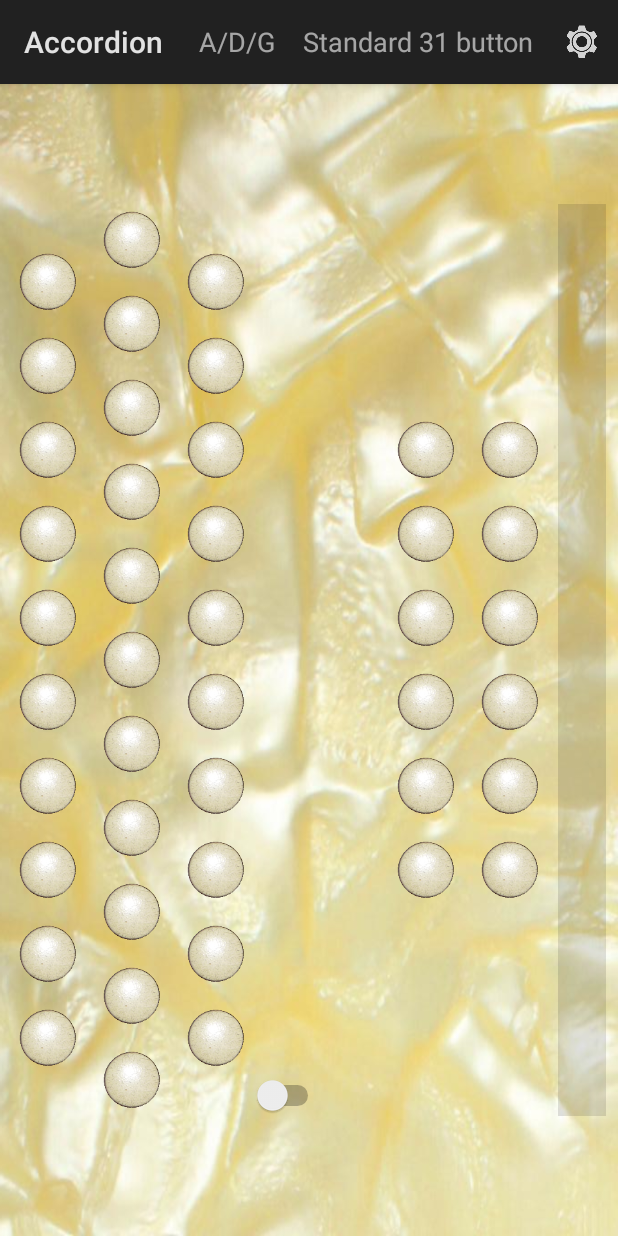
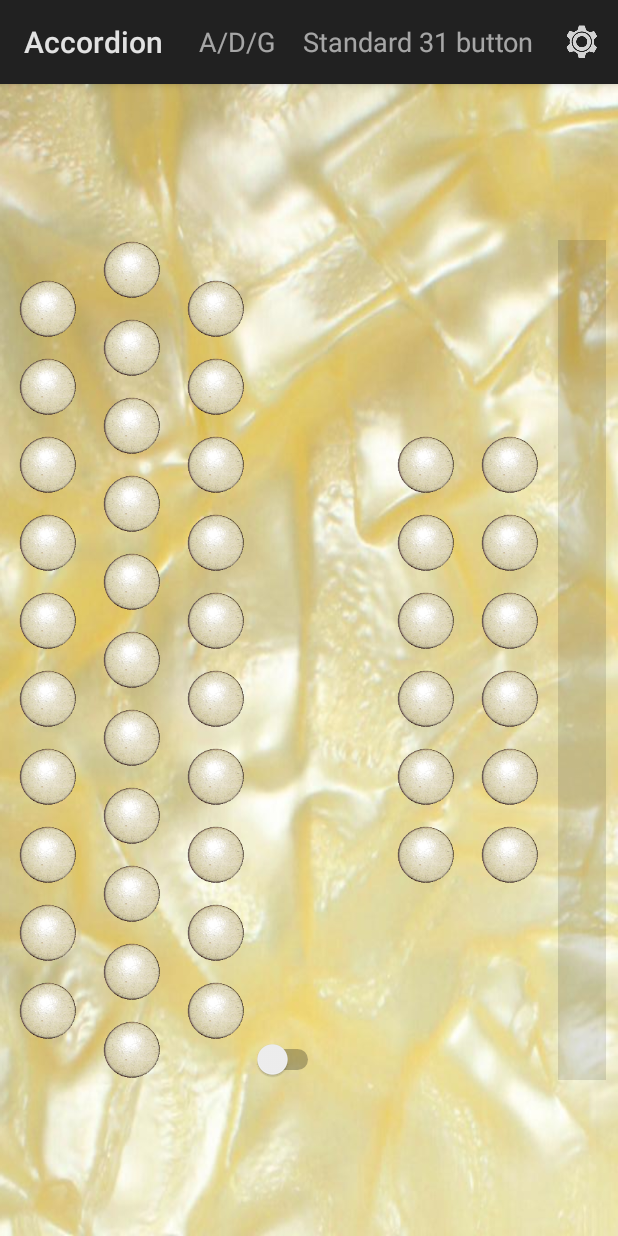
Before and after one commit to billthefarmer/accordion, an Android app: the screen it shows after launch (MainActivity), on a phone screen of 412 x 824 dp. Run offline under Robolectric (Android 15) with nearby library versions, the phone set to English and light mode, and no system bars; libraries missing offline, so code that uses them is left out: org.billthefarmer.mididriver; 3 statements that could not run were skipped.

Commit message:
Fix phone layout

```diff
--- a/build.gradle
+++ b/build.gradle
@@ -6,7 +6,7 @@ buildscript {
     }
 
     dependencies {
-        classpath 'com.android.tools.build:gradle:3.2.1'
+        classpath 'com.android.tools.build:gradle:3.4.0'
     }
 }
 
--- a/src/main/java/org/billthefarmer/accordion/AboutPreference.java
+++ b/src/main/java/org/billthefarmer/accordion/AboutPreference.java
@@ -72,8 +72,7 @@ public class AboutPreference extends DialogPreference
         {
             String d = built.getText().toString();
             DateFormat dateFormat = DateFormat.getDateTimeInstance();
-            String s =
-                String.format(d, dateFormat.format(BuildConfig.BUILT));
+            String s = String.format(d, dateFormat.format(BuildConfig.BUILT));
             built.setText(s);
         }
 
--- a/src/main/res/layout/activity_main.xml
+++ b/src/main/res/layout/activity_main.xml
@@ -22,7 +22,7 @@
         style="?android:attr/borderlessButtonStyle"
         android:layout_width="wrap_content"
         android:layout_height="wrap_content"
-        android:layout_marginTop="8dp"
+        android:layout_marginTop="4dp"
         android:adjustViewBounds="true"
         android:background="@android:color/transparent"
         android:maxWidth="48dp"
@@ -35,7 +35,7 @@
         style="?android:attr/borderlessButtonStyle"
         android:layout_width="wrap_content"
         android:layout_height="wrap_content"
-        android:layout_marginTop="8dp"
+        android:layout_marginTop="4dp"
         android:adjustViewBounds="true"
         android:background="@android:color/transparent"
         android:maxWidth="48dp"
@@ -48,7 +48,7 @@
         style="?android:attr/borderlessButtonStyle"
         android:layout_width="wrap_content"
         android:layout_height="wrap_content"
-        android:layout_marginTop="8dp"
+        android:layout_marginTop="4dp"
         android:adjustViewBounds="true"
         android:background="@android:color/transparent"
         android:maxWidth="48dp"
@@ -61,7 +61,7 @@
         style="?android:attr/borderlessButtonStyle"
         android:layout_width="wrap_content"
         android:layout_height="wrap_content"
-        android:layout_marginTop="8dp"
+        android:layout_marginTop="4dp"
         android:adjustViewBounds="true"
         android:background="@android:color/transparent"
         android:maxWidth="48dp"
@@ -74,7 +74,7 @@
         style="?android:attr/borderlessButtonStyle"
         android:layout_width="wrap_content"
         android:layout_height="wrap_content"
-        android:layout_marginTop="8dp"
+        android:layout_marginTop="4dp"
         android:adjustViewBounds="true"
         android:background="@android:color/transparent"
         android:maxWidth="48dp"
@@ -87,7 +87,7 @@
         style="?android:attr/borderlessButtonStyle"
         android:layout_width="wrap_content"
         android:layout_height="wrap_content"
-        android:layout_marginTop="8dp"
+        android:layout_marginTop="4dp"
         android:adjustViewBounds="true"
         android:background="@android:color/transparent"
         android:maxWidth="48dp"
@@ -100,7 +100,7 @@
         style="?android:attr/borderlessButtonStyle"
         android:layout_width="wrap_content"
         android:layout_height="wrap_content"
-        android:layout_marginTop="8dp"
+        android:layout_marginTop="4dp"
         android:adjustViewBounds="true"
         android:background="@android:color/transparent"
         android:maxWidth="48dp"
@@ -113,7 +113,7 @@
         style="?android:attr/borderlessButtonStyle"
         android:layout_width="wrap_content"
         android:layout_height="wrap_content"
-        android:layout_marginTop="8dp"
+        android:layout_marginTop="4dp"
         android:adjustViewBounds="true"
         android:background="@android:color/transparent"
         android:maxWidth="48dp"
@@ -126,7 +126,7 @@
         style="?android:attr/borderlessButtonStyle"
         android:layout_width="wrap_content"
         android:layout_height="wrap_content"
-        android:layout_marginTop="8dp"
+        android:layout_marginTop="4dp"
         android:adjustViewBounds="true"
         android:background="@android:color/transparent"
         android:maxWidth="48dp"
@@ -139,8 +139,8 @@
         style="?android:attr/borderlessButtonStyle"
         android:layout_width="wrap_content"
         android:layout_height="wrap_content"
-        android:layout_marginTop="8dp"
-        android:layout_marginBottom="8dp"
+        android:layout_marginTop="4dp"
+        android:layout_marginBottom="4dp"
         android:adjustViewBounds="true"
         android:background="@android:color/transparent"
         android:maxWidth="48dp"
@@ -165,7 +165,7 @@
         style="?android:attr/borderlessButtonStyle"
         android:layout_width="wrap_content"
         android:layout_height="wrap_content"
-        android:layout_marginTop="8dp"
+        android:layout_marginTop="4dp"
         android:adjustViewBounds="true"
         android:background="@android:color/transparent"
         android:maxWidth="48dp"
@@ -178,7 +178,7 @@
         style="?android:attr/borderlessButtonStyle"
         android:layout_width="wrap_content"
         android:layout_height="wrap_content"
-        android:layout_marginTop="8dp"
+        android:layout_marginTop="4dp"
         android:adjustViewBounds="true"
         android:background="@android:color/transparent"
         android:maxWidth="48dp"
@@ -191,7 +191,7 @@
         style="?android:attr/borderlessButtonStyle"
         android:layout_width="wrap_content"
         android:layout_height="wrap_content"
-        android:layout_marginTop="8dp"
+        android:layout_marginTop="4dp"
         android:adjustViewBounds="true"
         android:background="@android:color/transparent"
         android:maxWidth="48dp"
@@ -204,7 +204,7 @@
         style="?android:attr/borderlessButtonStyle"
         android:layout_width="wrap_content"
         android:layout_height="wrap_content"
-        android:layout_marginTop="8dp"
+        android:layout_marginTop="4dp"
         android:adjustViewBounds="true"
         android:background="@android:color/transparent"
         android:maxWidth="48dp"
@@ -217,7 +217,7 @@
         style="?android:attr/borderlessButtonStyle"
         android:layout_width="wrap_content"
         android:layout_height="wrap_content"
-        android:layout_marginTop="8dp"
+        android:layout_marginTop="4dp"
         android:adjustViewBounds="true"
         android:background="@android:color/transparent"
         android:maxWidth="48dp"
@@ -230,7 +230,7 @@
         style="?android:attr/borderlessButtonStyle"
         android:layout_width="wrap_content"
         android:layout_height="wrap_content"
-        android:layout_marginTop="8dp"
+        android:layout_marginTop="4dp"
         android:adjustViewBounds="true"
         android:background="@android:color/transparent"
         android:maxWidth="48dp"
@@ -243,7 +243,7 @@
         style="?android:attr/borderlessButtonStyle"
         android:layout_width="wrap_content"
         android:layout_height="wrap_content"
-        android:layout_marginTop="8dp"
+        android:layout_marginTop="4dp"
         android:adjustViewBounds="true"
         android:background="@android:color/transparent"
         android:maxWidth="48dp"
@@ -256,7 +256,7 @@
         style="?android:attr/borderlessButtonStyle"
         android:layout_width="wrap_content"
         android:layout_height="wrap_content"
-        android:layout_marginTop="8dp"
+        android:layout_marginTop="4dp"
         android:adjustViewBounds="true"
         android:background="@android:color/transparent"
         android:maxWidth="48dp"
@@ -269,7 +269,7 @@
         style="?android:attr/borderlessButtonStyle"
         android:layout_width="wrap_content"
         android:layout_height="wrap_content"
-        android:layout_marginTop="8dp"
+        android:layout_marginTop="4dp"
         android:adjustViewBounds="true"
         android:background="@android:color/transparent"
         android:maxWidth="48dp"
@@ -282,7 +282,7 @@
         style="?android:attr/borderlessButtonStyle"
         android:layout_width="wrap_content"
         android:layout_height="wrap_content"
-        android:layout_marginTop="8dp"
+        android:layout_marginTop="4dp"
         android:adjustViewBounds="true"
         android:background="@android:color/transparent"
         android:maxWidth="48dp"
@@ -295,8 +295,8 @@
         style="?android:attr/borderlessButtonStyle"
         android:layout_width="wrap_content"
         android:layout_height="wrap_content"
-        android:layout_marginTop="8dp"
-        android:layout_marginBottom="8dp"
+        android:layout_marginTop="4dp"
+        android:layout_marginBottom="4dp"
         android:adjustViewBounds="true"
         android:background="@android:color/transparent"
         android:maxWidth="48dp"
@@ -321,7 +321,7 @@
         style="?android:attr/borderlessButtonStyle"
         android:layout_width="wrap_content"
         android:layout_height="wrap_content"
-        android:layout_marginTop="8dp"
+        android:layout_marginTop="4dp"
         android:adjustViewBounds="true"
         android:background="@android:color/transparent"
         android:maxWidth="48dp"
@@ -334,7 +334,7 @@
         style="?android:attr/borderlessButtonStyle"
         android:layout_width="wrap_content"
         android:layout_height="wrap_content"
-        android:layout_marginTop="8dp"
+        android:layout_marginTop="4dp"
         android:adjustViewBounds="true"
         android:background="@android:color/transparent"
         android:maxWidth="48dp"
@@ -347,7 +347,7 @@
         style="?android:attr/borderlessButtonStyle"
         android:layout_width="wrap_content"
         android:layout_height="wrap_content"
-        android:layout_marginTop="8dp"
+        android:layout_marginTop="4dp"
         android:adjustViewBounds="true"
         android:background="@android:color/transparent"
         android:maxWidth="48dp"
@@ -360,7 +360,7 @@
         style="?android:attr/borderlessButtonStyle"
         android:layout_width="wrap_content"
         android:layout_height="wrap_content"
-        android:layout_marginTop="8dp"
+        android:layout_marginTop="4dp"
         android:adjustViewBounds="true"
         android:background="@android:color/transparent"
         android:maxWidth="48dp"
@@ -373,7 +373,7 @@
         style="?android:attr/borderlessButtonStyle"
         android:layout_width="wrap_content"
         android:layout_height="wrap_content"
-        android:layout_marginTop="8dp"
+        android:layout_marginTop="4dp"
         android:adjustViewBounds="true"
         android:background="@android:color/transparent"
         android:maxWidth="48dp"
@@ -386,7 +386,7 @@
         style="?android:attr/borderlessButtonStyle"
         android:layout_width="wrap_content"
         android:layout_height="wrap_content"
-        android:layout_marginTop="8dp"
+        android:layout_marginTop="4dp"
         android:adjustViewBounds="true"
         android:background="@android:color/transparent"
         android:maxWidth="48dp"
@@ -399,7 +399,7 @@
         style="?android:attr/borderlessButtonStyle"
         android:layout_width="wrap_content"
         android:layout_height="wrap_content"
-        android:layout_marginTop="8dp"
+        android:layout_marginTop="4dp"
         android:adjustViewBounds="true"
         android:background="@android:color/transparent"
         android:maxWidth="48dp"
@@ -412,7 +412,7 @@
         style="?android:attr/borderlessButtonStyle"
         android:layout_width="wrap_content"
         android:layout_height="wrap_content"
-        android:layout_marginTop="8dp"
+        android:layout_marginTop="4dp"
         android:adjustViewBounds="true"
         android:background="@android:color/transparent"
         android:maxWidth="48dp"
@@ -425,7 +425,7 @@
         style="?android:attr/borderlessButtonStyle"
         android:layout_width="wrap_content"
         android:layout_height="wrap_content"
-        android:layout_marginTop="8dp"
+        android:layout_marginTop="4dp"
         android:adjustViewBounds="true"
         android:background="@android:color/transparent"
         android:maxWidth="48dp"
@@ -438,8 +438,8 @@
         style="?android:attr/borderlessButtonStyle"
         android:layout_width="wrap_content"
         android:layout_height="wrap_content"
-        android:layout_marginTop="8dp"
-        android:layout_marginBottom="8dp"
+        android:layout_marginTop="4dp"
+        android:layout_marginBottom="4dp"
         android:adjustViewBounds="true"
         android:background="@android:color/transparent"
         android:maxWidth="48dp"
@@ -480,7 +480,7 @@
         style="?android:attr/borderlessButtonStyle"
         android:layout_width="wrap_content"
         android:layout_height="wrap_content"
-        android:layout_marginTop="8dp"
+        android:layout_marginTop="4dp"
         android:adjustViewBounds="true"
         android:background="@android:color/transparent"
         android:maxWidth="48dp"
@@ -493,7 +493,7 @@
         style="?android:attr/borderlessButtonStyle"
         android:layout_width="wrap_content"
         android:layout_height="wrap_content"
-        android:layout_marginTop="8dp"
+        android:layout_marginTop="4dp"
         android:adjustViewBounds="true"
         android:background="@android:color/transparent"
         android:maxWidth="48dp"
@@ -506,7 +506,7 @@
         style="?android:attr/borderlessButtonStyle"
         android:layout_width="wrap_content"
         android:layout_height="wrap_content"
-        android:layout_marginTop="8dp"
+        android:layout_marginTop="4dp"
         android:adjustViewBounds="true"
         android:background="@android:color/transparent"
         android:maxWidth="48dp"
@@ -519,7 +519,7 @@
         style="?android:attr/borderlessButtonStyle"
         android:layout_width="wrap_content"
         android:layout_height="wrap_content"
-        android:layout_marginTop="8dp"
+        android:layout_marginTop="4dp"
         android:adjustViewBounds="true"
         android:background="@android:color/transparent"
         android:maxWidth="48dp"
@@ -532,7 +532,7 @@
         style="?android:attr/borderlessButtonStyle"
         android:layout_width="wrap_content"
         android:layout_height="wrap_content"
-        android:layout_marginTop="8dp"
+        android:layout_marginTop="4dp"
         android:adjustViewBounds="true"
         android:background="@android:color/transparent"
         android:maxWidth="48dp"
@@ -545,8 +545,8 @@
         style="?android:attr/borderlessButtonStyle"
         android:layout_width="wrap_content"
         android:layout_height="wrap_content"
-        android:layout_marginTop="8dp"
-        android:layout_marginBottom="8dp"
+        android:layout_marginTop="4dp"
+        android:layout_marginBottom="4dp"
         android:adjustViewBounds="true"
         android:background="@android:color/transparent"
         android:maxWidth="48dp"
@@ -571,7 +571,7 @@
         style="?android:attr/borderlessButtonStyle"
         android:layout_width="wrap_content"
         android:layout_height="wrap_content"
-        android:layout_marginTop="8dp"
+        android:layout_marginTop="4dp"
         android:adjustViewBounds="true"
         android:background="@android:color/transparent"
         android:maxWidth="48dp"
@@ -584,7 +584,7 @@
         style="?android:attr/borderlessButtonStyle"
         android:layout_width="wrap_content"
         android:layout_height="wrap_content"
-        android:layout_marginTop="8dp"
+        android:layout_marginTop="4dp"
         android:adjustViewBounds="true"
         android:background="@android:color/transparent"
         android:maxWidth="48dp"
@@ -597,7 +597,7 @@
         style="?android:attr/borderlessButtonStyle"
         android:layout_width="wrap_content"
         android:layout_height="wrap_content"
-        android:layout_marginTop="8dp"
+        android:layout_marginTop="4dp"
         android:adjustViewBounds="true"
         android:background="@android:color/transparent"
         android:maxWidth="48dp"
@@ -610,7 +610,7 @@
         style="?android:attr/borderlessButtonStyle"
         android:layout_width="wrap_content"
         android:layout_height="wrap_content"
-        android:layout_marginTop="8dp"
+        android:layout_marginTop="4dp"
         android:adjustViewBounds="true"
         android:background="@android:color/transparent"
         android:maxWidth="48dp"
@@ -623,7 +623,7 @@
         style="?android:attr/borderlessButtonStyle"
         android:layout_width="wrap_content"
         android:layout_height="wrap_content"
-        android:layout_marginTop="8dp"
+        android:layout_marginTop="4dp"
         android:adjustViewBounds="true"
         android:background="@android:color/transparent"
         android:maxWidth="48dp"
@@ -636,8 +636,8 @@
         style="?android:attr/borderlessButtonStyle"
         android:layout_width="wrap_content"
         android:layout_height="wrap_content"
-        android:layout_marginTop="8dp"
-        android:layout_marginBottom="8dp"
+        android:layout_marginTop="4dp"
+        android:layout_marginBottom="4dp"
         android:adjustViewBounds="true"
         android:background="@android:color/transparent"
         android:maxWidth="48dp"
```
Also changed, not shown: gradle/wrapper/gradle-wrapper.properties, 3 other files.
